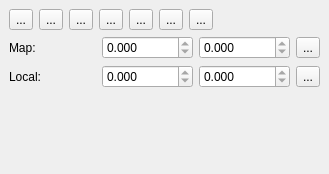
Qt form grid/grid_dock_base.ui (lparchaeology/ArkPlan) before a commit.
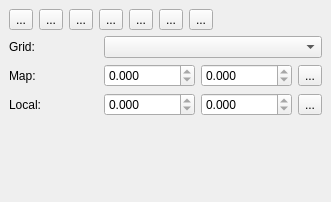
The same form after that commit. Icons and pictures are not drawn. Custom widgets are drawn as their Qt base class.

Commit message: Add abilty to choose which grid to use for conversions

Patch:
```diff
--- a/grid/grid_dock_base.ui
+++ b/grid/grid_dock_base.ui
@@ -6,8 +6,8 @@
    <rect>
     <x>0</x>
     <y>0</y>
-    <width>329</width>
-    <height>174</height>
+    <width>331</width>
+    <height>202</height>
    </rect>
   </property>
   <property name="windowTitle">
@@ -111,49 +111,7 @@
     </item>
     <item>
      <layout class="QGridLayout" name="gridLayout">
-      <item row="0" column="0">
-       <widget class="QLabel" name="mapLabel">
-        <property name="text">
-         <string>Map:</string>
-        </property>
-        <property name="buddy">
-         <cstring>mapEastingSpin</cstring>
-        </property>
-       </widget>
-      </item>
-      <item row="0" column="1">
-       <widget class="QDoubleSpinBox" name="mapEastingSpin">
-        <property name="readOnly">
-         <bool>true</bool>
-        </property>
-        <property name="prefix">
-         <string/>
-        </property>
-        <property name="suffix">
-         <string/>
-        </property>
-        <property name="decimals">
-         <number>3</number>
-        </property>
-        <property name="maximum">
-         <double>999999.998999999952503</double>
-        </property>
-       </widget>
-      </item>
-      <item row="0" column="2">
-       <widget class="QDoubleSpinBox" name="mapNorthingSpin">
-        <property name="readOnly">
-         <bool>true</bool>
-        </property>
-        <property name="decimals">
-         <number>3</number>
-        </property>
-        <property name="maximum">
-         <double>999999.998999999952503</double>
-        </property>
-       </widget>
-      </item>
-      <item row="1" column="0">
+      <item row="2" column="0">
        <widget class="QLabel" name="localLabel">
         <property name="text">
          <string>Local:</string>
@@ -163,7 +121,7 @@
         </property>
        </widget>
       </item>
-      <item row="1" column="1">
+      <item row="2" column="1">
        <widget class="QDoubleSpinBox" name="localEastingSpin">
         <property name="readOnly">
          <bool>true</bool>
@@ -176,7 +134,7 @@
         </property>
        </widget>
       </item>
-      <item row="1" column="2">
+      <item row="2" column="2">
        <widget class="QDoubleSpinBox" name="localNorthingSpin">
         <property name="readOnly">
          <bool>true</bool>
@@ -190,17 +148,6 @@
        </widget>
       </item>
       <item row="1" column="3">
-       <widget class="QToolButton" name="copyLocalPointTool">
-        <property name="text">
-         <string>...</string>
-        </property>
-        <property name="icon">
-         <iconset resource="resources.qrc">
-          <normaloff>:/plugins/ArkGrid/mActionEditCopy.png</normaloff>:/plugins/ArkGrid/mActionEditCopy.png</iconset>
-        </property>
-       </widget>
-      </item>
-      <item row="0" column="3">
        <widget class="QToolButton" name="copyMapPointTool">
         <property name="text">
          <string>...</string>
@@ -211,6 +158,72 @@
         </property>
        </widget>
       </item>
+      <item row="1" column="2">
+       <widget class="QDoubleSpinBox" name="mapNorthingSpin">
+        <property name="readOnly">
+         <bool>true</bool>
+        </property>
+        <property name="decimals">
+         <number>3</number>
+        </property>
+        <property name="maximum">
+         <double>999999.998999999952503</double>
+        </property>
+       </widget>
+      </item>
+      <item row="1" column="0">
+       <widget class="QLabel" name="mapLabel">
+        <property name="text">
+         <string>Map:</string>
+        </property>
+        <property name="buddy">
+         <cstring>mapEastingSpin</cstring>
+        </property>
+       </widget>
+      </item>
+      <item row="2" column="3">
+       <widget class="QToolButton" name="copyLocalPointTool">
+        <property name="text">
+         <string>...</string>
+        </property>
+        <property name="icon">
+         <iconset resource="resources.qrc">
+          <normaloff>:/plugins/ArkGrid/mActionEditCopy.png</normaloff>:/plugins/ArkGrid/mActionEditCopy.png</iconset>
+        </property>
+       </widget>
+      </item>
+      <item row="1" column="1">
+       <widget class="QDoubleSpinBox" name="mapEastingSpin">
+        <property name="readOnly">
+         <bool>true</bool>
+        </property>
+        <property name="prefix">
+         <string/>
+        </property>
+        <property name="suffix">
+         <string/>
+        </property>
+        <property name="decimals">
+         <number>3</number>
+        </property>
+        <property name="maximum">
+         <double>999999.998999999952503</double>
+        </property>
+       </widget>
+      </item>
+      <item row="0" column="0">
+       <widget class="QLabel" name="gridLabel">
+        <property name="text">
+         <string>Grid:</string>
+        </property>
+        <property name="buddy">
+         <cstring>gridCombo</cstring>
+        </property>
+       </widget>
+      </item>
+      <item row="0" column="1" colspan="3">
+       <widget class="QComboBox" name="gridCombo"/>
+      </item>
      </layout>
     </item>
     <item>
```
Left out of the diff: 16 changed lines with no effect on the pictures. The commit also changes 3 other files.
